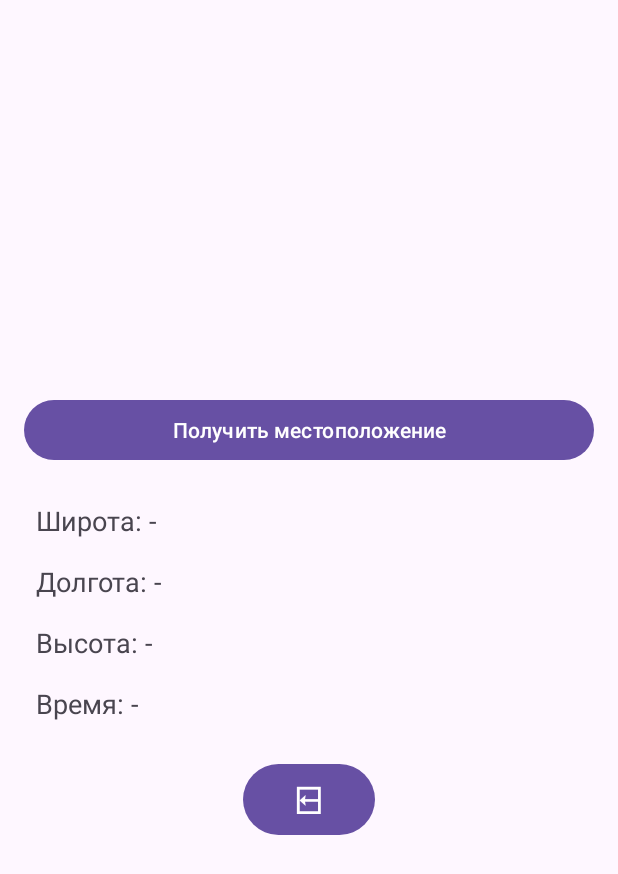
After one commit to evlnka/Android, an Android app: the LocationActivity screen opened directly, with no data from a screen before it, on a phone screen of 412 x 824 dp. The commit adds this screen. Shown: the top 874 px of the screen. Run offline under Robolectric (Android 15) with nearby library versions, the phone set to English and light mode, and no system bars.

Commit message:
Получение местоположения устройства

```diff
--- a/app/build.gradle.kts
+++ b/app/build.gradle.kts
@@ -36,12 +36,14 @@ android {
 }
 
 dependencies {
-
     implementation(libs.androidx.core.ktx)
     implementation(libs.androidx.appcompat)
     implementation(libs.material)
     implementation(libs.androidx.activity)
     implementation(libs.androidx.constraintlayout)
+
+    implementation("com.google.android.gms:play-services-location:21.0.1")
+
     testImplementation(libs.junit)
     androidTestImplementation(libs.androidx.junit)
     androidTestImplementation(libs.androidx.espresso.core)
--- /dev/null
+++ b/app/src/main/res/layout/activity_location.xml
@@ -0,0 +1,64 @@
+<?xml version="1.0" encoding="utf-8"?>
+<LinearLayout xmlns:android="http://schemas.android.com/apk/res/android"
+    android:layout_width="match_parent"
+    android:layout_height="match_parent"
+    android:gravity="center"
+    android:orientation="vertical"
+    android:padding="16dp">
+
+    <Button
+        android:id="@+id/locationT"
+        android:layout_width="match_parent"
+        android:layout_height="wrap_content"
+        android:text="Получить местоположение" />
+
+    <GridLayout
+        android:layout_width="match_parent"
+        android:layout_height="wrap_content"
+        android:columnCount="1"
+        android:layout_marginTop="16dp">
+
+        <TextView
+            android:id="@+id/Latitude"
+            android:layout_width="match_parent"
+            android:layout_height="wrap_content"
+            android:text="Широта: -"
+            android:textSize="18sp"
+            android:padding="8dp"/>
+
+        <TextView
+            android:id="@+id/Longitude"
+            android:layout_width="match_parent"
+            android:layout_height="wrap_content"
+            android:text="Долгота: -"
+            android:textSize="18sp"
+            android:padding="8dp"/>
+
+        <TextView
+            android:id="@+id/Altitude"
+            android:layout_width="match_parent"
+            android:layout_height="wrap_content"
+            android:text="Высота: -"
+            android:textSize="18sp"
+            android:padding="8dp"/>
+
+        <TextView
+            android:id="@+id/CurrentTime"
+            android:layout_width="match_parent"
+            android:layout_height="wrap_content"
+            android:text="Время: -"
+            android:textSize="18sp"
+            android:padding="8dp"/>
+
+    </GridLayout>
+
+    <Button
+        android:id="@+id/exit"
+        android:layout_width="wrap_content"
+        android:layout_height="wrap_content"
+        android:text="⍇"
+        android:textSize="25dp"
+        android:layout_gravity="center"
+        android:layout_marginTop="16dp"/>
+
+</LinearLayout>
--- a/app/src/main/res/layout/activity_main.xml
+++ b/app/src/main/res/layout/activity_main.xml
@@ -23,6 +23,11 @@
             android:layout_height="wrap_content"
             android:text="MP3 Плеер" />
 
+        <Button
+            android:id="@+id/Location"
+            android:layout_width="match_parent"
+            android:layout_height="wrap_content"
+            android:text="Локатор" />
     </GridLayout>
 
 </LinearLayout>
```
Also changed, not shown: app/src/main/AndroidManifest.xml (+7 -0 lines), app/src/main/java/com/example/a1/LocationActivity.kt (added, +151 -0 lines), app/src/main/java/com/example/a1/MainActivity.kt (+8 -4 lines).
